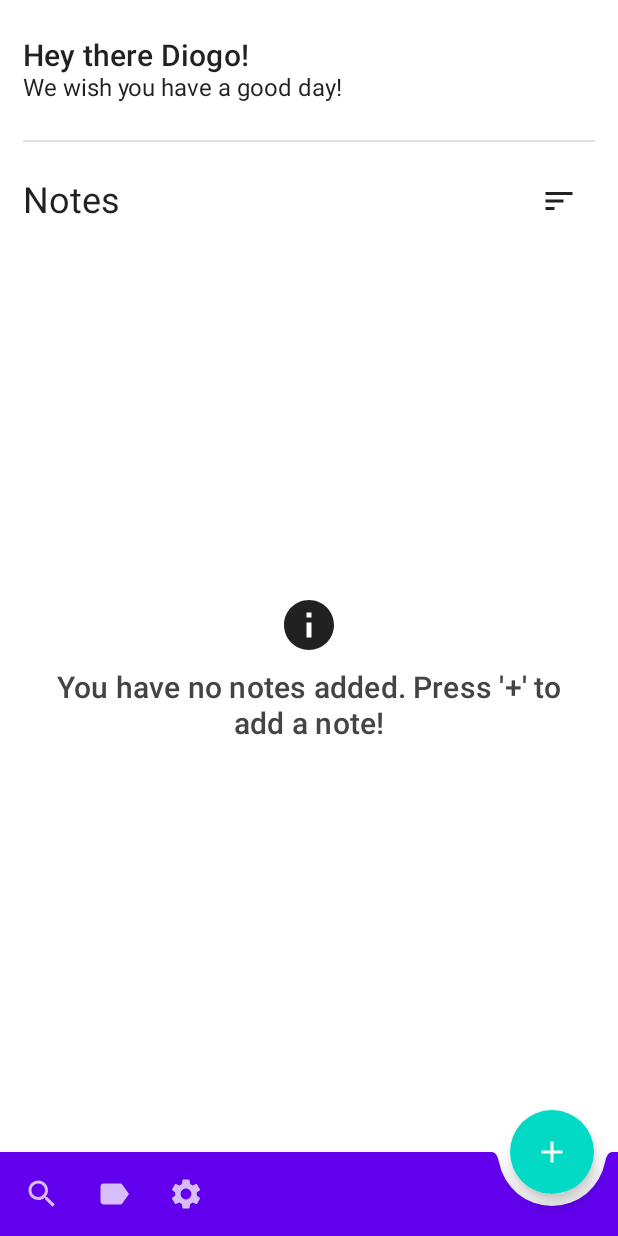
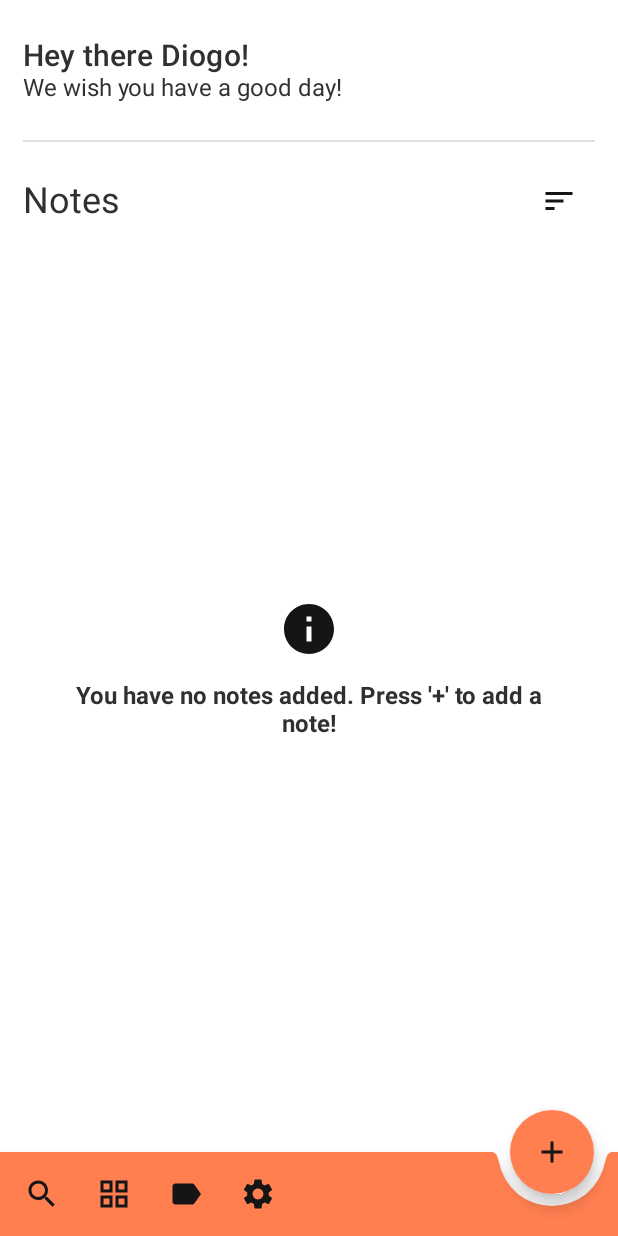
Before and after one commit to diogosantos41/TakeNoteApp, an Android app built with Jetpack Compose: the screen it shows after launch (MainActivity), on a phone screen of 412 x 824 dp. Run offline under Robolectric (Android 15) with nearby library versions, the phone set to English and light mode, and no system bars; our stand-ins replace Dagger/Hilt's generated code, Room's generated code.

Commit message:
Add ThemeManager Colors to screens & components

```diff
--- a/app/src/main/java/com/dscoding/takenoteapp/MainActivity.kt
+++ b/app/src/main/java/com/dscoding/takenoteapp/MainActivity.kt
@@ -17,8 +17,8 @@ import com.dscoding.takenoteapp.presentation.add_edit_note.AddEditNoteScreen
 import com.dscoding.takenoteapp.presentation.list_notes.NotesScreen
 import com.dscoding.takenoteapp.presentation.settings.SettingsScreen
 import com.dscoding.takenoteapp.presentation.util.Screen
+import com.dscoding.takenoteapp.ui.theme.TakeNoteAppTheme
 import com.dscoding.takenoteapp.ui.theme.ThemeManager
-import com.dscoding.takenoteapp.ui.theme.TakeNoteAppTheme
 import com.dscoding.takenoteapp.utils.Constants.NOTE_COLOR_ARG
 import com.dscoding.takenoteapp.utils.Constants.NOTE_ID_ARG
 import dagger.hilt.android.AndroidEntryPoint
--- a/app/src/main/java/com/dscoding/takenoteapp/domain/model/Note.kt
+++ b/app/src/main/java/com/dscoding/takenoteapp/domain/model/Note.kt
@@ -13,6 +13,6 @@ data class Note(
     @PrimaryKey val id: Int? = null
 ) {
     companion object {
-        val noteColors = listOf(darkGrey, pink, red, blue, green)
+        val noteColors = listOf(pink, red, blue, green)
     }
 }
--- a/app/src/main/java/com/dscoding/takenoteapp/presentation/add_edit_note/components/TransparentHintTextField.kt
+++ b/app/src/main/java/com/dscoding/takenoteapp/presentation/add_edit_note/components/TransparentHintTextField.kt
@@ -30,7 +30,6 @@ fun TransparentHintTextField(
     Box(
         modifier = modifier
     ) {
-        val focusManager = LocalFocusManager.current
         BasicTextField(
             value = text,
             onValueChange = onValueChange,
--- a/app/src/main/java/com/dscoding/takenoteapp/presentation/common/DefaultRadioButton.kt
+++ b/app/src/main/java/com/dscoding/takenoteapp/presentation/common/DefaultRadioButton.kt
@@ -11,6 +11,7 @@ import androidx.compose.runtime.Composable
 import androidx.compose.ui.Alignment
 import androidx.compose.ui.Modifier
 import androidx.compose.ui.unit.dp
+import com.dscoding.takenoteapp.ui.theme.ThemeManager
 
 @Composable
 fun DefaultRadioButton(
@@ -27,8 +28,8 @@ fun DefaultRadioButton(
             selected = selected,
             onClick = onSelect,
             colors = RadioButtonDefaults.colors(
-                selectedColor = MaterialTheme.colors.primary,
-                unselectedColor = MaterialTheme.colors.onBackground
+                selectedColor = ThemeManager.colors.mainColor,
+                unselectedColor = ThemeManager.colors.iconColor
             )
         )
         Spacer(modifier = Modifier.width(8.dp))
--- a/app/src/main/java/com/dscoding/takenoteapp/presentation/list_notes/NotesScreen.kt
+++ b/app/src/main/java/com/dscoding/takenoteapp/presentation/list_notes/NotesScreen.kt
@@ -1,6 +1,7 @@
 package com.dscoding.takenoteapp.presentation.list_notes
 
 import androidx.compose.animation.*
+import androidx.compose.foundation.background
 import androidx.compose.foundation.clickable
 import androidx.compose.foundation.layout.*
 import androidx.compose.foundation.lazy.LazyColumn
@@ -25,6 +26,7 @@ import com.dscoding.takenoteapp.presentation.list_notes.components.GreetingSecti
 import com.dscoding.takenoteapp.presentation.list_notes.components.NoteItem
 import com.dscoding.takenoteapp.presentation.list_notes.components.OrderSection
 import com.dscoding.takenoteapp.presentation.util.Screen
+import com.dscoding.takenoteapp.ui.theme.ThemeManager
 import com.dscoding.takenoteapp.utils.Constants.NOTE_COLOR_ARG
 import com.dscoding.takenoteapp.utils.Constants.NOTE_ID_ARG
 import kotlinx.coroutines.launch
@@ -43,19 +45,22 @@ fun NotesScreen(
 
     Scaffold(
         floatingActionButton = {
-            FloatingActionButton(onClick = {
+            FloatingActionButton(
+                backgroundColor = ThemeManager.colors.mainColor,
+                onClick = {
                 navController.navigate(Screen.AddEditNoteScreen.route)
             }) {
                 Icon(
                     imageVector = Icons.Default.Add,
                     contentDescription = "Add note",
-                    tint = Color.White
+                    tint = ThemeManager.colors.iconColor
                 )
             }
         },
         isFloatingActionButtonDocked = true,
         bottomBar = {
             BottomAppBar(
+                backgroundColor = ThemeManager.colors.mainColor,
                 cutoutShape = MaterialTheme.shapes.small.copy(
                     CornerSize(percent = 50)
                 )
@@ -66,6 +71,16 @@ fun NotesScreen(
                     Icon(
                         imageVector = Icons.Default.Search,
                         contentDescription = "Search notes",
+                        tint = ThemeManager.colors.iconColor
+                    )
+                }
+                IconButton(
+                    onClick = { },
+                ) {
+                    Icon(
+                        imageVector = Icons.Default.GridView,
+                        contentDescription = "Grid View",
+                        tint = ThemeManager.colors.iconColor
                     )
                 }
                 IconButton(
@@ -74,6 +89,7 @@ fun NotesScreen(
                     Icon(
                         imageVector = Icons.Default.Label,
                         contentDescription = "Label",
+                        tint = ThemeManager.colors.iconColor
                     )
                 }
                 IconButton(
@@ -82,6 +98,7 @@ fun NotesScreen(
                     Icon(
                         imageVector = Icons.Default.Settings,
                         contentDescription = "Settings",
+                        tint = ThemeManager.colors.iconColor
                     )
                 }
             }
@@ -107,7 +124,8 @@ fun NotesScreen(
                 ) {
                     Text(
                         text = stringResource(id = R.string.notes_list_title),
-                        style = MaterialTheme.typography.h5
+                        style = MaterialTheme.typography.h5,
+                        color = ThemeManager.colors.textColor
                     )
                     IconButton(
                         onClick = {
@@ -116,7 +134,8 @@ fun NotesScreen(
                     ) {
                         Icon(
                             imageVector = Icons.Default.Sort,
-                            contentDescription = "Sort"
+                            contentDescription = "Sort",
+                            tint = ThemeManager.colors.iconColor
                         )
                     }
                 }
--- a/app/src/main/java/com/dscoding/takenoteapp/presentation/list_notes/components/EmptyListAlert.kt
+++ b/app/src/main/java/com/dscoding/takenoteapp/presentation/list_notes/components/EmptyListAlert.kt
@@ -9,10 +9,13 @@ import androidx.compose.material.icons.filled.Info
 import androidx.compose.runtime.Composable
 import androidx.compose.ui.Alignment
 import androidx.compose.ui.Modifier
-import androidx.compose.ui.graphics.Color
-import androidx.compose.ui.res.stringResource
+import androidx.compose.ui.res.dimensionResource
+import androidx.compose.ui.text.font.FontWeight
 import androidx.compose.ui.text.style.TextAlign
 import androidx.compose.ui.unit.dp
+import com.dscoding.takenoteapp.ui.theme.ThemeManager
+import com.dscoding.takenoteapp.R
+
 
 @Composable
 fun EmptyListAlert(emptyMessage: String) {
@@ -29,14 +32,17 @@ fun EmptyListAlert(emptyMessage: String) {
             Icon(
                 modifier = Modifier.size(40.dp),
                 imageVector = Icons.Default.Info,
-                contentDescription = "Info"
+                contentDescription = "Info",
+                tint = ThemeManager.colors.iconColor
             )
-            Spacer(modifier = Modifier.height(10.dp))
+            Spacer(modifier = Modifier.height(dimensionResource(id = R.dimen.general_margin)))
             Text(
                 text = emptyMessage,
-                style = MaterialTheme.typography.h6,
-                color = Color.DarkGray,
-                textAlign = TextAlign.Center
+                style = MaterialTheme.typography.body1,
+                color = ThemeManager.colors.textColor,
+                textAlign = TextAlign.Center,
+                fontWeight = FontWeight.Bold
+
             )
             Spacer(modifier = Modifier.height(50.dp))
         }
--- a/app/src/main/java/com/dscoding/takenoteapp/presentation/list_notes/components/GreetingSection.kt
+++ b/app/src/main/java/com/dscoding/takenoteapp/presentation/list_notes/components/GreetingSection.kt
@@ -11,6 +11,7 @@ import androidx.compose.ui.res.dimensionResource
 import androidx.compose.ui.res.stringResource
 import androidx.compose.ui.unit.dp
 import com.dscoding.takenoteapp.R
+import com.dscoding.takenoteapp.ui.theme.ThemeManager
 
 @Composable
 fun GreetingSection(
@@ -33,11 +34,13 @@ fun GreetingSection(
         ) {
             Text(
                 text = stringResource(id = R.string.notes_greeting_title_with_name, name),
-                style = MaterialTheme.typography.h6
+                style = MaterialTheme.typography.h6,
+                color = ThemeManager.colors.textColor
             )
             Text(
                 text = stringResource(id = R.string.notes_greeting_message),
-                style = MaterialTheme.typography.body1
+                style = MaterialTheme.typography.body1,
+                color = ThemeManager.colors.textColor
             )
             Spacer(modifier = Modifier.height(dimensionResource(R.dimen.margin_vertical_greeting_section)))
             Divider()
--- a/app/src/main/java/com/dscoding/takenoteapp/presentation/settings/SettingsViewModel.kt
+++ b/app/src/main/java/com/dscoding/takenoteapp/presentation/settings/SettingsViewModel.kt
@@ -58,7 +58,8 @@ class SettingsViewModel @Inject constructor(
             }
             is SettingsEvent.SelectThemeOption -> {
                 _state.value = state.value.copy(
-                    showThemeOptionsDialog = false
+                    showThemeOptionsDialog = false,
+                    selectedTheme = getThemeTextFromId(event.option)
                 )
                 viewModelScope.launch {
                     preferencesUseCases.updateUserPreference(
--- a/app/src/main/java/com/dscoding/takenoteapp/presentation/settings/components/OptionsDialog.kt
+++ b/app/src/main/java/com/dscoding/takenoteapp/presentation/settings/components/OptionsDialog.kt
@@ -14,6 +14,7 @@ import androidx.compose.ui.res.stringResource
 import androidx.compose.ui.unit.dp
 import com.dscoding.takenoteapp.R
 import com.dscoding.takenoteapp.presentation.list_notes.components.DefaultRadioButton
+import com.dscoding.takenoteapp.ui.theme.ThemeManager
 
 @Composable
 fun OptionsDialog(
@@ -52,7 +53,10 @@ fun OptionsDialog(
             ) {
                 Button(
                     modifier = Modifier.fillMaxWidth(),
-                    colors = ButtonDefaults.buttonColors(),
+                    colors = ButtonDefaults.buttonColors(
+                        backgroundColor = ThemeManager.colors.secondaryButtonBackground,
+                        contentColor = ThemeManager.colors.secondaryTextButtonBackground
+                    ),
                     onClick = { dismissDialog() }
                 ) {
                     Text(stringResource(id = R.string.generic_dismiss))
--- a/app/src/main/java/com/dscoding/takenoteapp/presentation/settings/components/SettingsField.kt
+++ b/app/src/main/java/com/dscoding/takenoteapp/presentation/settings/components/SettingsField.kt
@@ -9,6 +9,7 @@ import androidx.compose.material.Text
 import androidx.compose.runtime.Composable
 import androidx.compose.ui.Modifier
 import androidx.compose.ui.graphics.Color
+import com.dscoding.takenoteapp.ui.theme.ThemeManager
 
 @Composable
 fun SettingsField(
@@ -27,7 +28,7 @@ fun SettingsField(
         Text(
             text = title,
             style = MaterialTheme.typography.body1,
-            color = Color.Black
+            color = ThemeManager.colors.textColor
         )
         Text(
             text = value,
--- a/app/src/main/java/com/dscoding/takenoteapp/presentation/settings/components/SettingsHeader.kt
+++ b/app/src/main/java/com/dscoding/takenoteapp/presentation/settings/components/SettingsHeader.kt
@@ -5,13 +5,14 @@ import androidx.compose.material.Text
 import androidx.compose.runtime.Composable
 import androidx.compose.ui.graphics.Color
 import androidx.compose.ui.text.font.FontWeight
+import com.dscoding.takenoteapp.ui.theme.ThemeManager
 
 @Composable
 fun SettingsHeader(text: String) {
     Text(
         text = text,
         style = MaterialTheme.typography.body2,
-        color = Color.Blue,
+        color = ThemeManager.colors.mainColor,
         fontWeight = FontWeight.Bold
     )
 }
--- a/app/src/main/java/com/dscoding/takenoteapp/presentation/settings/components/SwitchField.kt
+++ b/app/src/main/java/com/dscoding/takenoteapp/presentation/settings/components/SwitchField.kt
@@ -10,6 +10,7 @@ import androidx.compose.ui.Alignment
 import androidx.compose.ui.Modifier
 import androidx.compose.ui.graphics.Color
 import androidx.compose.ui.unit.dp
+import com.dscoding.takenoteapp.ui.theme.ThemeManager
 
 @Composable
 fun SwitchField(
@@ -29,7 +30,7 @@ fun SwitchField(
             Text(
                 text = title,
                 style = MaterialTheme.typography.body1,
-                color = Color.Black
+                color = ThemeManager.colors.textColor
             )
             Text(
                 text = value,
@@ -42,7 +43,7 @@ fun SwitchField(
             checked = active,
             onCheckedChange = onSelect,
             colors = SwitchDefaults.colors(
-                checkedThumbColor = Color.Blue,
+                checkedThumbColor = ThemeManager.colors.mainColor,
                 uncheckedThumbColor = Color.Gray,
                 checkedTrackColor = Color.Gray,
                 uncheckedTrackColor = Color.LightGray,
--- a/app/src/main/java/com/dscoding/takenoteapp/ui/theme/Color.kt
+++ b/app/src/main/java/com/dscoding/takenoteapp/ui/theme/Color.kt
@@ -6,62 +6,67 @@ import androidx.compose.runtime.mutableStateOf
 import androidx.compose.runtime.setValue
 import androidx.compose.ui.graphics.Color
 
-val Purple200 = Color(0xFFBB86FC)
-val Purple500 = Color(0xFF6200EE)
-val Purple700 = Color(0xFF3700B3)
-val Teal200 = Color(0xFF03DAC5)
+val Coral = Color(0xFFFF7F50)
+val DarkerGrey = Color(0xFF151515)
+val DarkGrey = Color(0xFF303030)
 
-// primary
-val Coral = Color(0xFFFF7F50)
-val NavyBlue = Color(0xFF003B73)
-val DarkerGrey = Color(0xFF404040)
+val White = Color(0xFFFFFFFF)
+val DirtWhite = Color(0xFFFAFAFA)
 
-val darkGrey = Color(0xFF808080)
+val Grey = Color(0xFF808080)
 val pink = Color(0xFFFFC0CB)
 val red = Color(0xFFFF7F7F)
 val blue = Color(0xFF87CEEB)
 val green = Color(0xFFAED9B2)
 
-/*primary = Purple500,
-primaryVariant = Purple700,
-secondary = Teal200
-
- Other default colors to override
-background = Color.White,
-surface = Color.White,
-onPrimary = Color.White,
-onSecondary = Color.Black,
-onBackground = Color.Black,
-onSurface = Color.Black,
-*/
-
 @Stable
 class CustomColors(
     backgroundColor: Color,
-    buttonBackgroundColor: Color,
-    buttonTextColor: Color,
-    textColor: Color
+    containerBackgroundColor: Color,
+    iconColor: Color,
+    toolbarColor: Color,
+    secondaryButtonBackgroundColor: Color,
+    secondaryButtonTextColor: Color,
+    textColor: Color,
+    mainColor: Color
 ) {
     var backgroundColor by mutableStateOf(backgroundColor)
         private set
-    var buttonBackgroundColor by mutableStateOf(buttonBackgroundColor)
+    var containerBackgroundColor by mutableStateOf(containerBackgroundColor)
         private set
-    var buttonTextColor by mutableStateOf(buttonTextColor)
+    var iconColor by mutableStateOf(iconColor)
+        private set
+    var toolbarColor by mutableStateOf(toolbarColor)
+        private set
+    var secondaryButtonBackground by mutableStateOf(secondaryButtonBackgroundColor)
+        private set
+    var secondaryTextButtonBackground by mutableStateOf(secondaryButtonTextColor)
         private set
     var textColor by mutableStateOf(textColor)
+        private set
+    var mainColor by mutableStateOf(mainColor)
         private set
 
     fun update(colors: CustomColors) {
         this.backgroundColor = colors.backgroundColor
-        this.buttonBackgroundColor = colors.buttonBackgroundColor
-        this.buttonTextColor = colors.buttonTextColor
+        this.containerBackgroundColor = colors.containerBackgroundColor
+        this.iconColor = colors.iconColor
+        this.toolbarColor = colors.toolbarColor
+        this.secondaryButtonBackground = colors.secondaryButtonBackground
+        this.secondaryTextButtonBackground = colors.secondaryTextButtonBackground
         this.textColor = colors.textColor
+        this.mainColor = colors.mainColor
+
     }
 
     fun copy() = CustomColors(
         backgroundColor,
-        buttonBackgroundColor,
-        buttonTextColor,
-        textColor
+        containerBackgroundColor,
+        iconColor,
+        toolbarColor,
+        secondaryButtonBackground,
+        secondaryTextButtonBackground,
+        textColor,
+        mainColor
     )
 }
--- a/app/src/main/java/com/dscoding/takenoteapp/ui/theme/Theme.kt
+++ b/app/src/main/java/com/dscoding/takenoteapp/ui/theme/Theme.kt
@@ -8,40 +8,26 @@ import androidx.compose.material.lightColors
 import androidx.compose.runtime.*
 import androidx.compose.ui.graphics.Color
 
-/*private val LightColorPalette = lightColors(
-   primary = Coral,
-   primaryVariant = Coral,
-   secondary = NavyBlue
-)
-
-private val DarkColorPalette = darkColors(
-   primary = DarkerGrey,
-   primaryVariant = DarkerGrey,
-   secondary = Coral
-
-   Other default colors to override
-   background = Color.White,
-   surface = Color.White,
-   onPrimary = Color.White,
-   onSecondary = Color.Black,
-   onBackground = Color.Black,
-   onSurface = Color.Black,
-
-)
- */
-
 private val LightColors = CustomColors(
-    backgroundColor = Color.White,
-    buttonBackgroundColor = Coral,
-    buttonTextColor = Color.White,
-    textColor = Color.White
+    backgroundColor = White,
+    containerBackgroundColor = DirtWhite,
+    iconColor = DarkerGrey,
+    toolbarColor = DarkGrey,
+    secondaryButtonBackgroundColor = Grey,
+    secondaryButtonTextColor = White,
+    textColor = DarkGrey,
+    mainColor = Coral
 )
 
 private val DarkColors = CustomColors(
     backgroundColor = DarkerGrey,
-    buttonBackgroundColor = NavyBlue,
-    buttonTextColor = Color.White,
-    textColor = Color.White
+    containerBackgroundColor = DarkGrey,
+    iconColor = White,
+    toolbarColor = DarkGrey,
+    secondaryButtonBackgroundColor = Grey,
+    secondaryButtonTextColor = White,
+    textColor = White,
+    mainColor = Coral
 )
 
 private val LocalColorsProvider = staticCompositionLocalOf {
```
Also changed, not shown: app/src/main/java/com/dscoding/takenoteapp/presentation/add_edit_note/AddEditNoteScreen.kt (+15 -5 lines), app/src/main/java/com/dscoding/takenoteapp/presentation/list_notes/components/NoteItem.kt (+4 -3 lines), app/src/main/java/com/dscoding/takenoteapp/presentation/settings/SettingsScreen.kt (+11 -9 lines).
